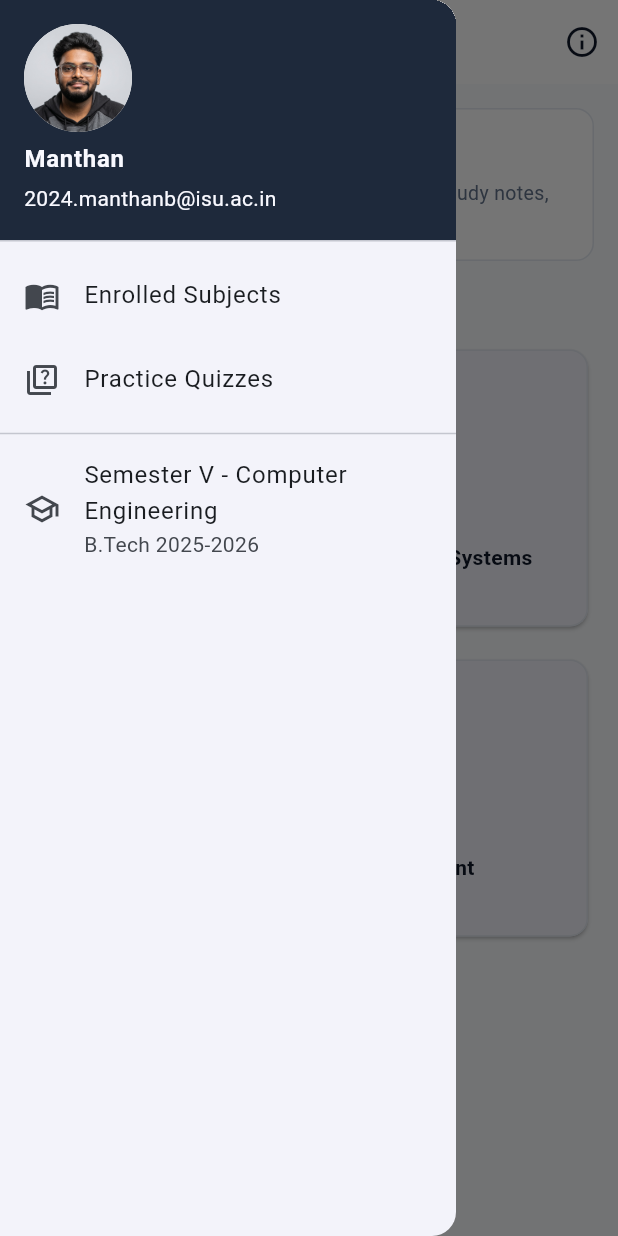
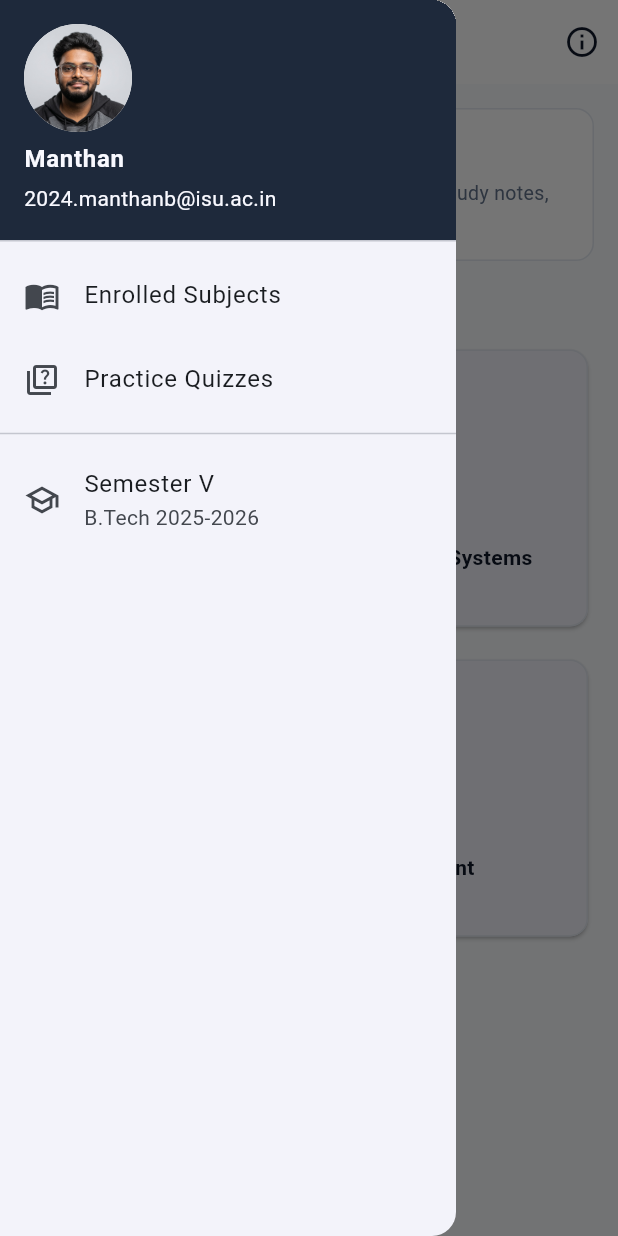
Before and after one commit to MSB-io/student_learning_app, a Flutter app: the screen it shows after launch, with the side drawer open, on a phone screen of 412 x 824 dp. Run offline on Flutter 3.47's test engine with Material 3 defaults, Android fonts, the phone set to English and light mode, and no system bars.

Commit message:
Update sidebar item to Semester V

```diff
--- a/lib/screens/home_screen.dart
+++ b/lib/screens/home_screen.dart
@@ -79,7 +79,7 @@ class HomeScreen extends StatelessWidget {
             const Divider(),
             ListTile(
               leading: const Icon(Icons.school_outlined),
-              title: const Text('Semester V - Computer Engineering'),
+              title: const Text('Semester V'),
               subtitle: const Text('B.Tech 2025-2026'),
             ),
           ],
```
